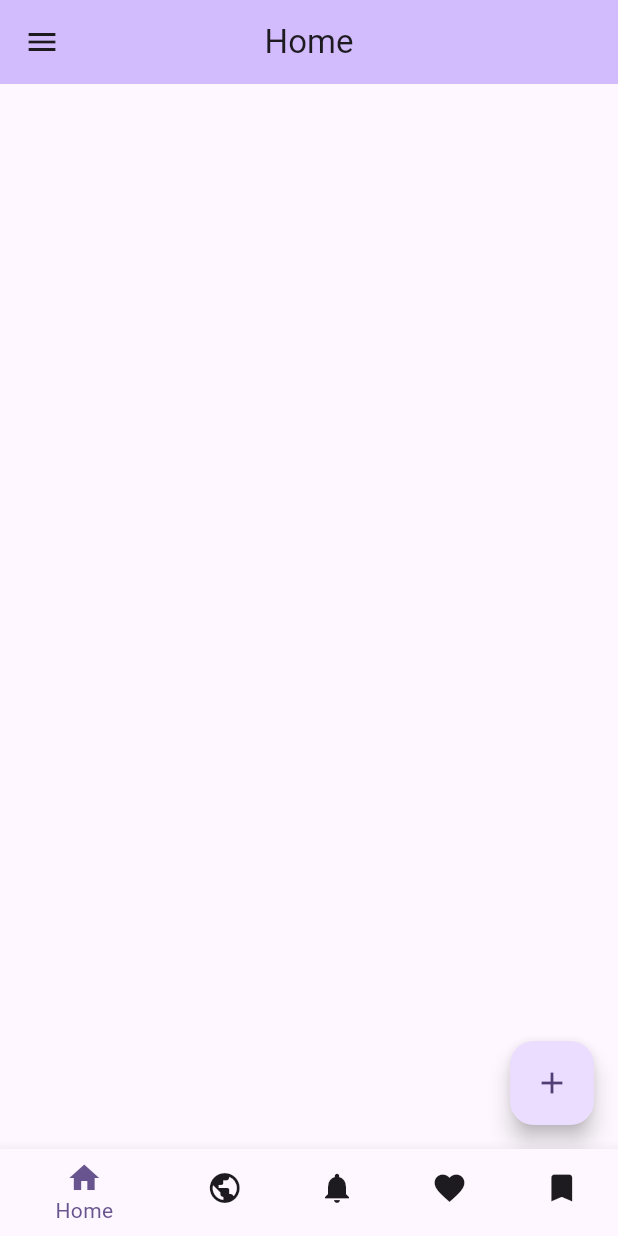
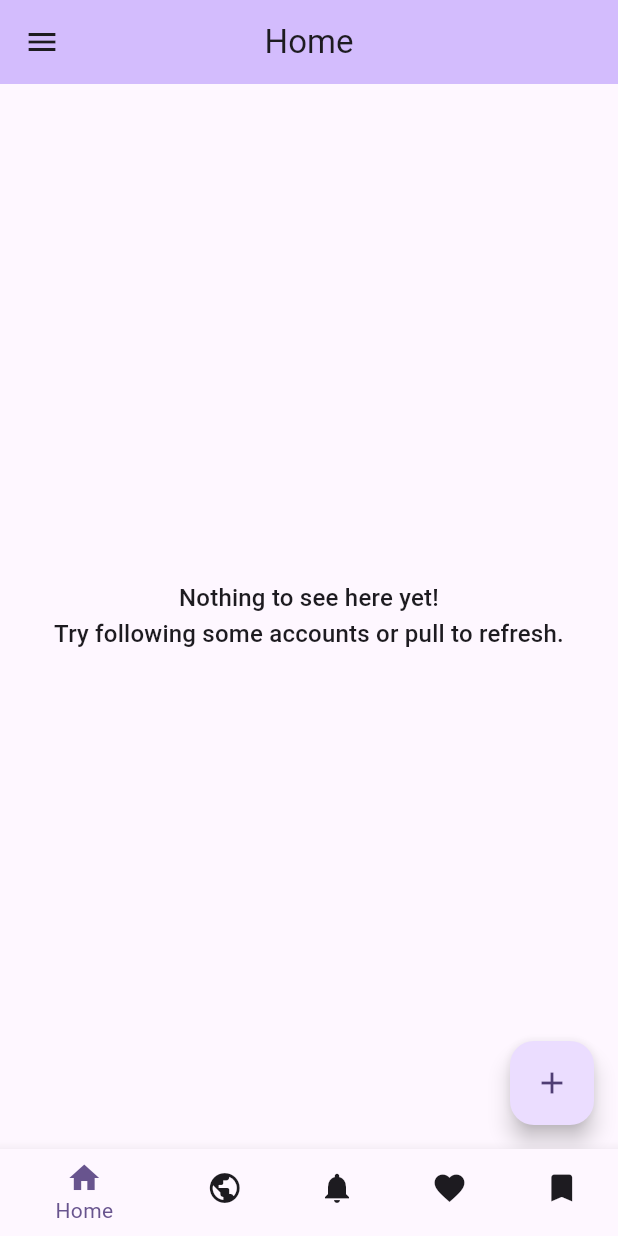
Before and after one commit to fedi-pipe/fedi-pipe, a Flutter app: the MyHomePage screen opened by its route, after a tap on the "menu" icon, after a tap on the "add" icon, on a phone screen of 412 x 824 dp. Run offline on Flutter 3.47's test engine with Material 3 defaults, Android fonts, the phone set to English and light mode, and no system bars; our stand-ins replace app_links, flutter_secure_storage, flutter_widget_from_html_core, go_router, popover, shimmer and 2 more; missing offline and left inert: flutter_confetti, fluttertagger; accounts and stored records are empty; statements that could not run were skipped.

Commit message:
Implement Pull-to-Refresh (#25)
* feat: update state management and data fetching for refresh action

* feat: add refresh option to ScrollDirection enum in timeline feed

* feat: update state management and data fetching in TimelineFeed component

* Complete Pull to Refresh

```diff
--- a/lib/components/timeline_feed.dart
+++ b/lib/components/timeline_feed.dart
@@ -3,14 +3,12 @@ import 'package:fedi_pipe/models/mastodon_status.dart';
 import 'package:fedi_pipe/repositories/mastodon/status_repository.dart';
 import 'package:flutter/material.dart';
 
-enum ScrollDirection { up, down }
+// Added 'refresh' to distinguish the pull-to-refresh action
+enum ScrollDirection { up, down, refresh }
 
 class TimelineFeed extends StatefulWidget {
-  FeedType feedType;
-  TimelineFeed({Key? key, required this.feedType})
-      : super(
-          key: key,
-        );
+  final FeedType feedType; // Assuming FeedType is defined in status_repository.dart
+  const TimelineFeed({Key? key, required this.feedType}) : super(key: key);
 
   @override
   _TimelineFeedState createState() => _TimelineFeedState();
@@ -18,94 +16,188 @@ class TimelineFeed extends StatefulWidget {
 
 class _TimelineFeedState extends State<TimelineFeed> {
   final ScrollController _scrollController = ScrollController();
-
-  // The statuses currently in the timeline.
   List<MastodonStatusModel> _statuses = [];
-
-  // Indicates whether a fetch is in progress.
   bool _isLoading = false;
-
-  // For link-based pagination; typically extracted from Mastodon Link headers,
-  // but here we store them manually for demonstration.
-  String? _nextId;
-  String? _prevId;
+  // _nextId and _prevId for pagination are determined dynamically in _fetchStatuses
 
   @override
   void initState() {
     super.initState();
-    _fetchStatuses(direction: ScrollDirection.up); // Initial load
+    // Initial load is treated as a refresh
+    _fetchStatuses(direction: ScrollDirection.refresh);
     _scrollController.addListener(_onScroll);
   }
 
   @override
   void dispose() {
+    _scrollController.removeListener(_onScroll); // Clean up listener
     _scrollController.dispose();
     super.dispose();
   }
 
   void _onScroll() {
-    final position = _scrollController.position;
-    final pixels = position.pixels;
-    final maxScroll = position.maxScrollExtent;
-
-    // If scrolled near the bottom, fetch older statuses.
-    if (pixels >= maxScroll - 200) {
+    if (!_isLoading && _scrollController.position.pixels >= _scrollController.position.maxScrollExtent - 200) {
+      // Fetch older statuses when scrolled near the bottom
       _fetchStatuses(direction: ScrollDirection.down);
     }
-
-    // If scrolled near the top, fetch newer statuses.
-    if (pixels <= 200) {
-      _fetchStatuses(direction: ScrollDirection.up);
-    }
+    // Fetching newer statuses via upward scroll is less common with pull-to-refresh
+    // but can be added here if needed, similar to the downward scroll logic.
   }
 
-  void _fetchStatuses({required ScrollDirection direction}) async {
-    if (_isLoading) {
+  Future<void> _fetchStatuses({required ScrollDirection direction}) async {
+    // Allow refresh action to proceed even if another type of load was ongoing.
+    // For pagination (up/down), prevent concurrent calls if already loading.
+    if (_isLoading && direction != ScrollDirection.refresh) {
       return;
     }
 
+    if (mounted) {
       setState(() {
+        // For a refresh action initiated by RefreshIndicator, it shows its own spinner.
+        // For pagination, _isLoading helps show a loader at the list bottom.
         _isLoading = true;
       });
+    }
 
-    final nextId = direction == ScrollDirection.up ? _statuses.firstOrNull?.id : null;
-    final previousId = direction == ScrollDirection.down ? _statuses.lastOrNull?.id : null;
+    String? fetchNextId; // To fetch statuses newer than this ID
+    String? fetchPreviousId; // To fetch statuses older than this ID
 
-    final statuses = await MastodonStatusRepository.fetchStatuses(
-      previousId: previousId,
-      nextId: nextId,
+    if (direction == ScrollDirection.refresh) {
+      // For refresh, clear existing statuses and fetch the newest.
+      // No specific ID needed initially, or API might take 'since_id'.
+      // For simplicity, we clear and fetch.
+    } else if (direction == ScrollDirection.up && _statuses.isNotEmpty) {
+      fetchNextId = _statuses.first.id;
+    } else if (direction == ScrollDirection.down && _statuses.isNotEmpty) {
+      fetchPreviousId = _statuses.last.id;
+    }
+
+    try {
+      // Simulate network delay to see the indicator if API is too fast
+      // if (direction == ScrollDirection.refresh) {
+      //   await Future.delayed(const Duration(milliseconds: 700));
+      // }
+
+      final newStatuses = await MastodonStatusRepository.fetchStatuses(
+        previousId: fetchPreviousId,
+        nextId: fetchNextId,
         feedType: widget.feedType,
       );
 
+      if (mounted) {
         setState(() {
-      if (direction == ScrollDirection.up) {
-        _statuses = [...statuses, ..._statuses];
+          if (direction == ScrollDirection.refresh) {
+            _statuses = newStatuses; // Replace list on refresh
+          } else if (direction == ScrollDirection.up) {
+            // Prepend new statuses, avoiding duplicates
+            final existingIds = _statuses.map((s) => s.id).toSet();
+            _statuses.insertAll(0, newStatuses.where((ns) => !existingIds.contains(ns.id)));
           } else {
-        _statuses = [..._statuses, ...statuses];
+            // ScrollDirection.down
+            // Append older statuses, avoiding duplicates
+            final existingIds = _statuses.map((s) => s.id).toSet();
+            _statuses.addAll(newStatuses.where((ns) => !existingIds.contains(ns.id)));
           }
+        });
+      }
+    } catch (e) {
+      if (mounted) {
+        ScaffoldMessenger.of(context).showSnackBar(SnackBar(content: Text('Error fetching statuses: ${e.toString()}')));
+        print('Error fetching statuses: $e');
+      }
+    } finally {
+      if (mounted) {
+        setState(() {
           _isLoading = false;
         });
+      }
+    }
   }
 
   @override
   Widget build(BuildContext context) {
+    return RefreshIndicator(
+      onRefresh: () => _fetchStatuses(direction: ScrollDirection.refresh),
+      child: _buildContent(),
+    );
+  }
+
+  Widget _buildContent() {
+    // Case 1: Initial load (statuses empty, isLoading true)
+    // RefreshIndicator shows its own spinner. We can show a minimal list view.
+    if (_statuses.isEmpty && _isLoading) {
+      // The RefreshIndicator is already showing a spinner.
+      // Return a ListView with minimum content so it's scrollable,
+      // or a SizedBox if RefreshIndicator handles empty child well.
+      // For safety, let's ensure it's scrollable.
+      return SingleChildScrollView(
+        physics: const AlwaysScrollableScrollPhysics(),
+        child: SizedBox(
+          height: MediaQuery.of(context).size.height, // Take full height
+          child: const Center(child: SizedBox.shrink()), // RefreshIndicator is showing
+        ),
+      );
+    }
+
+    // Case 2: No statuses after load (statuses empty, isLoading false)
+    if (_statuses.isEmpty && !_isLoading) {
+      return LayoutBuilder(
+        builder: (context, constraints) {
+          return SingleChildScrollView(
+            physics: const AlwaysScrollableScrollPhysics(), // Essential for RefreshIndicator
+            child: ConstrainedBox(
+              constraints: BoxConstraints(minHeight: constraints.maxHeight),
+              child: Center(
+                child: Padding(
+                  padding: const EdgeInsets.all(32.0),
+                  child: Text(
+                    widget.feedType == FeedType.home
+                        ? "Nothing to see here yet!\nTry following some accounts or pull to refresh."
+                        : "No statuses to display.\nPull to refresh.",
+                    textAlign: TextAlign.center,
+                    style: Theme.of(context).textTheme.titleMedium,
+                  ),
+                ),
+              ),
+            ),
+          );
+        },
+      );
+    }
+
+    // Case 3: Statuses available
     return ListView.builder(
-      cacheExtent: 5000,
+      physics: const AlwaysScrollableScrollPhysics(), // Essential for RefreshIndicator
+      cacheExtent: 5000, // Keep this if it helps performance
       controller: _scrollController,
-      itemCount: _statuses.length + 1,
+      // Add 1 for the loader if loading more items (not on initial refresh)
+      itemCount: _statuses.length + (_isLoading && directionCurrentlyFetching != ScrollDirection.refresh ? 1 : 0),
       itemBuilder: (context, index) {
         if (index < _statuses.length) {
           return MastodonStatusCard(key: ValueKey(_statuses[index].id), status: _statuses[index]);
-        } else {
-          // Display a loader at the bottom if we're currently fetching
-          return Padding(
-            padding: const EdgeInsets.symmetric(vertical: 16),
-            child: Center(
-              child: _isLoading ? const CircularProgressIndicator() : const SizedBox.shrink(),
-            ),
+        } else if (_isLoading && directionCurrentlyFetching != ScrollDirection.refresh) {
+          // Show loader at the bottom for pagination
+          return const Padding(
+            padding: EdgeInsets.symmetric(vertical: 16.0),
+            child: Center(child: CircularProgressIndicator()),
           );
         }
+        return const SizedBox.shrink(); // Should not be reached
       },
     );
   }
+
+  // Helper to know what type of fetch is happening, for conditional loader
+  ScrollDirection? get directionCurrentlyFetching {
+    // This is a simplified way; a more robust solution might involve storing
+    // the current fetching direction in the state if multiple types of fetches
+    // could overlap in complex ways. For now, if _isLoading is true,
+    // we assume it's for pagination if not initial refresh.
+    if (_isLoading) {
+      // Heuristic: if list is empty, it's likely a refresh. If not, pagination.
+      // This is not perfect. A dedicated state variable for 'currentFetchType' would be better.
+      return _statuses.isEmpty ? ScrollDirection.refresh : ScrollDirection.down; // Default to down for pagination
     }
+    return null;
+  }
+}
```
Lines whose indentation alone changed are shown as unchanged.
